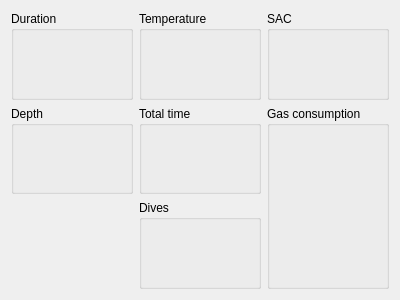
The window that desktop-widgets/tab-widgets/TabDiveStatistics.ui (subsurface/subsurface) describes before a commit, drawn with Qt 5.
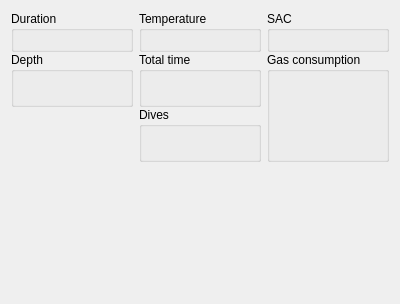
The same window after the commit. Custom widgets are drawn as their Qt base class.

Commit message:
Change layout of information and statistics tab...
... to make it look more similar. This includes:
- Same spacings between the boxes
- Same way how to use the available space

```diff
--- a/desktop-widgets/tab-widgets/TabDiveStatistics.ui
+++ b/desktop-widgets/tab-widgets/TabDiveStatistics.ui
@@ -7,15 +7,24 @@
     <x>0</x>
     <y>0</y>
     <width>400</width>
-    <height>300</height>
+    <height>304</height>
    </rect>
   </property>
   <property name="windowTitle">
    <string>Statistics</string>
   </property>
   <layout class="QGridLayout" name="gridLayout">
+   <property name="verticalSpacing">
+    <number>0</number>
+   </property>
    <item row="0" column="0">
     <widget class="QScrollArea" name="scrollArea_4">
+     <property name="sizePolicy">
+      <sizepolicy hsizetype="Expanding" vsizetype="Expanding">
+       <horstretch>0</horstretch>
+       <verstretch>0</verstretch>
+      </sizepolicy>
+     </property>
      <property name="frameShape">
       <enum>QFrame::NoFrame</enum>
      </property>
@@ -30,8 +39,8 @@
        <rect>
         <x>0</x>
         <y>0</y>
-        <width>388</width>
-        <height>288</height>
+        <width>382</width>
+        <height>286</height>
        </rect>
       </property>
       <layout class="QHBoxLayout" name="horizontalLayout">
@@ -49,9 +58,15 @@
        </property>
        <item>
         <layout class="QGridLayout" name="gridLayout_2">
+         <property name="sizeConstraint">
+          <enum>QLayout::SetMinimumSize</enum>
+         </property>
          <property name="horizontalSpacing">
           <number>6</number>
          </property>
+         <property name="verticalSpacing">
+          <number>0</number>
+         </property>
          <item row="1" column="0">
           <widget class="QGroupBox" name="groupBoxb">
            <property name="title">
@@ -157,6 +172,19 @@
            </layout>
           </widget>
          </item>
+         <item row="3" column="0">
+          <spacer name="verticalSpacer_2">
+           <property name="orientation">
+            <enum>Qt::Vertical</enum>
+           </property>
+           <property name="sizeHint" stdset="0">
+            <size>
+             <width>20</width>
+             <height>40</height>
+            </size>
+           </property>
+          </spacer>
+         </item>
         </layout>
        </item>
       </layout>
```
The commit also changes 1 other file.
